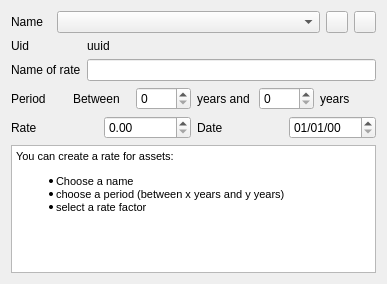
Above: plugins/accountplugin/preferences/assetsratespage.ui from FreeHealth/freehealth before the change. Below: the same form after it.
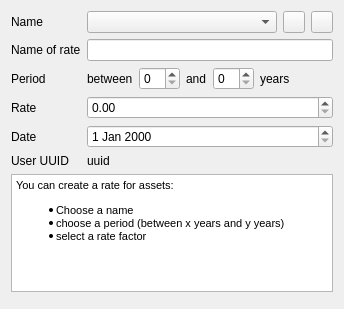
That is the form after the change.

Diff of the .ui file:
```diff
--- a/plugins/accountplugin/preferences/assetsratespage.ui
+++ b/plugins/accountplugin/preferences/assetsratespage.ui
@@ -6,24 +6,19 @@
    <rect>
     <x>0</x>
     <y>0</y>
-    <width>387</width>
-    <height>284</height>
+    <width>344</width>
+    <height>309</height>
    </rect>
   </property>
   <property name="windowTitle">
    <string>Form</string>
   </property>
-  <layout class="QGridLayout" name="gridLayout">
-   <item row="0" column="0" colspan="2">
-    <layout class="QHBoxLayout" name="horizontalLayout">
-     <item>
+  <layout class="QFormLayout" name="formLayout">
+   <property name="fieldGrowthPolicy">
+    <enum>QFormLayout::AllNonFixedFieldsGrow</enum>
+   </property>
+   <item row="0" column="0">
       <widget class="QLabel" name="AssetsNameLabel">
-       <property name="minimumSize">
-        <size>
-         <width>40</width>
-         <height>0</height>
-        </size>
-       </property>
        <property name="text">
         <string>Name</string>
        </property>
@@ -32,6 +27,8 @@
        </property>
       </widget>
      </item>
+   <item row="0" column="1">
+    <layout class="QHBoxLayout" name="horizontalLayout">
      <item>
       <widget class="QComboBox" name="assetsNameComboBox">
        <property name="sizePolicy">
@@ -83,20 +80,6 @@
     </layout>
    </item>
    <item row="1" column="0">
-    <widget class="QLabel" name="uidLabel">
-     <property name="text">
-      <string>Uid</string>
-     </property>
-    </widget>
-   </item>
-   <item row="1" column="1">
-    <widget class="QLabel" name="assetsRatesUidLabel">
-     <property name="text">
-      <string>uuid</string>
-     </property>
-    </widget>
-   </item>
-   <item row="2" column="0">
     <widget class="QLabel" name="nameLabel">
      <property name="text">
       <string>Name of rate</string>
@@ -106,28 +89,22 @@
      </property>
     </widget>
    </item>
-   <item row="2" column="1">
+   <item row="1" column="1">
     <widget class="QLineEdit" name="nameEdit"/>
    </item>
-   <item row="3" column="0" colspan="2">
-    <layout class="QHBoxLayout" name="horizontalLayout_2">
-     <item>
+   <item row="3" column="0">
       <widget class="QLabel" name="periodLabel">
-       <property name="minimumSize">
-        <size>
-         <width>45</width>
-         <height>0</height>
-        </size>
-       </property>
        <property name="text">
         <string>Period</string>
        </property>
       </widget>
      </item>
+   <item row="3" column="1">
+    <layout class="QHBoxLayout" name="horizontalLayout_2">
      <item>
       <widget class="QLabel" name="betweenLabel">
        <property name="text">
-        <string>Between</string>
+        <string>between</string>
        </property>
        <property name="wordWrap">
         <bool>true</bool>
@@ -147,7 +124,7 @@
      <item>
       <widget class="QLabel" name="andLabel">
        <property name="text">
-        <string>years and</string>
+        <string>and</string>
        </property>
        <property name="wordWrap">
         <bool>true</bool>
@@ -174,11 +151,22 @@
        </property>
       </widget>
      </item>
-    </layout>
-   </item>
-   <item row="4" column="0" colspan="2">
-    <layout class="QHBoxLayout" name="horizontalLayout_3">
      <item>
+      <spacer name="horizontalSpacer">
+       <property name="orientation">
+        <enum>Qt::Horizontal</enum>
+       </property>
+       <property name="sizeHint" stdset="0">
+        <size>
+         <width>40</width>
+         <height>20</height>
+        </size>
+       </property>
+      </spacer>
+     </item>
+    </layout>
+   </item>
+   <item row="4" column="0">
       <widget class="QLabel" name="rateLabel">
        <property name="text">
         <string>Rate</string>
@@ -188,40 +176,54 @@
        </property>
       </widget>
      </item>
-     <item>
+   <item row="4" column="1">
       <widget class="QDoubleSpinBox" name="rateDoubleSpinBox"/>
      </item>
-     <item>
+   <item row="5" column="0">
       <widget class="QLabel" name="label">
        <property name="text">
         <string>Date</string>
        </property>
       </widget>
      </item>
-     <item>
-      <widget class="QDateEdit" name="dateEdit">
-       <property name="displayFormat">
-        <string notr="true">dd/MM/yy</string>
+   <item row="5" column="1">
+    <widget class="QDateEdit" name="dateEdit"/>
+   </item>
+   <item row="6" column="0">
+    <widget class="QLabel" name="uidLabel">
+     <property name="text">
+      <string>User UUID</string>
        </property>
       </widget>
      </item>
-    </layout>
+   <item row="6" column="1">
+    <widget class="QLabel" name="assetsRatesUidLabel">
+     <property name="text">
+      <string>uuid</string>
+     </property>
+     <property name="textInteractionFlags">
+      <set>Qt::LinksAccessibleByMouse|Qt::TextSelectableByMouse</set>
+     </property>
+    </widget>
    </item>
-   <item row="5" column="0" colspan="2">
+   <item row="7" column="0" colspan="2">
     <widget class="QTextBrowser" name="textBrowser">
+     <property name="styleSheet">
+      <string notr="true"/>
+     </property>
      <property name="html">
       <string>&lt;!DOCTYPE HTML PUBLIC &quot;-//W3C//DTD HTML 4.0//EN&quot; &quot;http://www.w3.org/TR/REC-html40/strict.dtd&quot;&gt;
 &lt;html&gt;&lt;head&gt;&lt;meta name=&quot;qrichtext&quot; content=&quot;1&quot; /&gt;&lt;style type=&quot;text/css&quot;&gt;
 p, li { white-space: pre-wrap; }
 &lt;/style&gt;&lt;/head&gt;&lt;body style=&quot; font-family:'Ubuntu'; font-size:8pt; font-weight:400; font-style:normal;&quot;&gt;
-&lt;p style=&quot; margin-top:12px; margin-bottom:12px; margin-left:0px; margin-right:0px; -qt-block-indent:0; text-indent:0px;&quot;&gt;You can create a rate for assets:&lt;/p&gt;
+&lt;p style=&quot; margin-top:0px; margin-bottom:0px; margin-left:0px; margin-right:0px; -qt-block-indent:0; text-indent:0px;&quot;&gt;You can create a rate for assets:&lt;/p&gt;
 &lt;ul style=&quot;margin-top: 0px; margin-bottom: 0px; margin-left: 0px; margin-right: 0px; -qt-list-indent: 1;&quot;&gt;&lt;li style=&quot; margin-top:12px; margin-bottom:0px; margin-left:0px; margin-right:0px; -qt-block-indent:0; text-indent:0px;&quot;&gt;Choose a name&lt;/li&gt;
 &lt;li style=&quot; margin-top:0px; margin-bottom:0px; margin-left:0px; margin-right:0px; -qt-block-indent:0; text-indent:0px;&quot;&gt;choose a period (between x years and y years)&lt;/li&gt;
 &lt;li style=&quot; margin-top:0px; margin-bottom:12px; margin-left:0px; margin-right:0px; -qt-block-indent:0; text-indent:0px;&quot;&gt;select a rate factor&lt;/li&gt;&lt;/ul&gt;&lt;/body&gt;&lt;/html&gt;</string>
      </property>
     </widget>
    </item>
-   <item row="6" column="0">
+   <item row="8" column="0" colspan="2">
     <spacer name="verticalSpacer">
      <property name="orientation">
       <enum>Qt::Vertical</enum>
```
Lines whose indentation alone changed are shown as unchanged.
